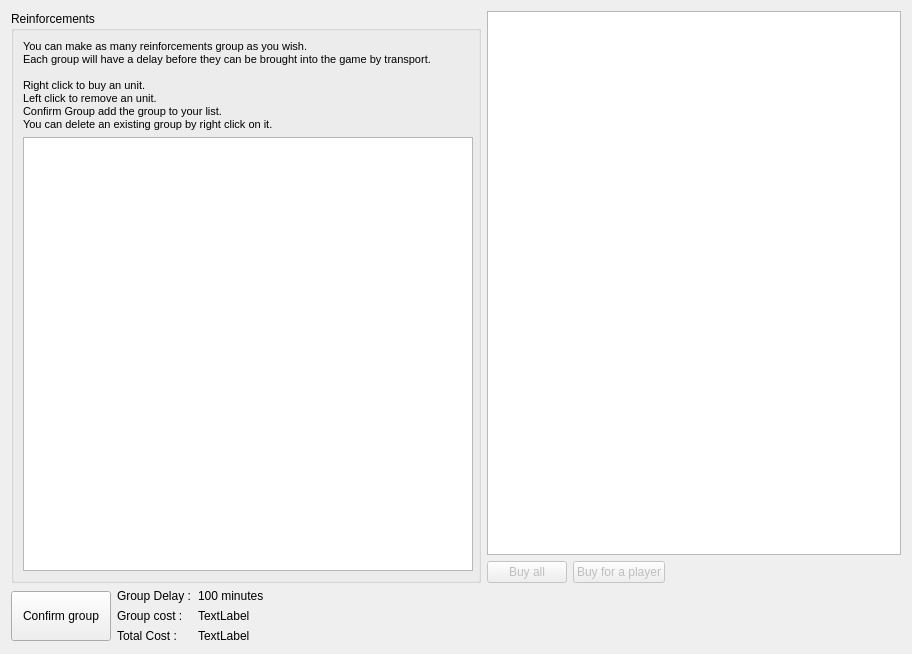
The window that src/_res/galacticwar/reinforcementItems.ui (FAForever/client) describes before a commit, drawn with Qt 5.
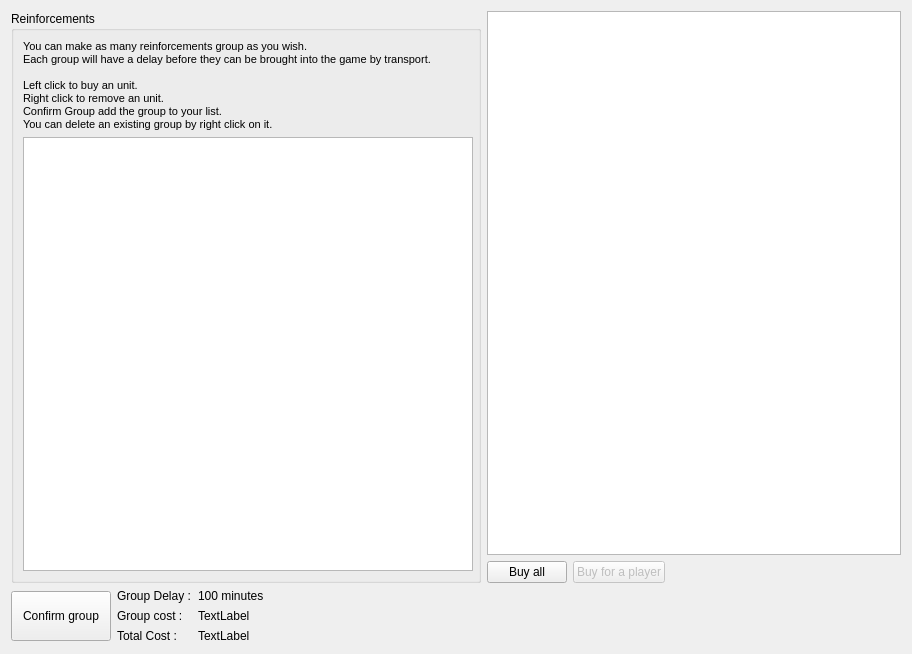
The same window after the commit.

Commit message: Handling reinforcements communication with server.

What changed in the file:
```diff
--- a/src/_res/galacticwar/reinforcementItems.ui
+++ b/src/_res/galacticwar/reinforcementItems.ui
@@ -42,8 +42,8 @@
 &lt;p align=&quot;justify&quot; style=&quot; margin-top:0px; margin-bottom:0px; margin-left:0px; margin-right:0px; -qt-block-indent:0; text-indent:0px;&quot;&gt;&lt;span style=&quot; font-size:8pt;&quot;&gt;You can make as many reinforcements group as you wish. &lt;/span&gt;&lt;/p&gt;
 &lt;p align=&quot;justify&quot; style=&quot; margin-top:0px; margin-bottom:0px; margin-left:0px; margin-right:0px; -qt-block-indent:0; text-indent:0px;&quot;&gt;&lt;span style=&quot; font-size:8pt;&quot;&gt;Each group will have a delay before they can be brought into the game by transport.&lt;/span&gt;&lt;/p&gt;
 &lt;p align=&quot;justify&quot; style=&quot;-qt-paragraph-type:empty; margin-top:0px; margin-bottom:0px; margin-left:0px; margin-right:0px; -qt-block-indent:0; text-indent:0px; font-size:8pt;&quot;&gt;&lt;/p&gt;
-&lt;p align=&quot;justify&quot; style=&quot; margin-top:0px; margin-bottom:0px; margin-left:0px; margin-right:0px; -qt-block-indent:0; text-indent:0px;&quot;&gt;&lt;span style=&quot; font-size:8pt;&quot;&gt;Right click to buy an unit.&lt;/span&gt;&lt;/p&gt;
-&lt;p align=&quot;justify&quot; style=&quot; margin-top:0px; margin-bottom:0px; margin-left:0px; margin-right:0px; -qt-block-indent:0; text-indent:0px;&quot;&gt;&lt;span style=&quot; font-size:8pt;&quot;&gt;Left click to remove an unit.&lt;/span&gt;&lt;/p&gt;
+&lt;p align=&quot;justify&quot; style=&quot; margin-top:0px; margin-bottom:0px; margin-left:0px; margin-right:0px; -qt-block-indent:0; text-indent:0px;&quot;&gt;&lt;span style=&quot; font-size:8pt;&quot;&gt;Left&lt;/span&gt;&lt;span style=&quot; font-size:8pt;&quot;&gt; click to buy an unit.&lt;/span&gt;&lt;/p&gt;
+&lt;p align=&quot;justify&quot; style=&quot; margin-top:0px; margin-bottom:0px; margin-left:0px; margin-right:0px; -qt-block-indent:0; text-indent:0px;&quot;&gt;&lt;span style=&quot; font-size:8pt;&quot;&gt;Right&lt;/span&gt;&lt;span style=&quot; font-size:8pt;&quot;&gt; click to remove an unit.&lt;/span&gt;&lt;/p&gt;
 &lt;p align=&quot;justify&quot; style=&quot; margin-top:0px; margin-bottom:0px; margin-left:0px; margin-right:0px; -qt-block-indent:0; text-indent:0px;&quot;&gt;&lt;span style=&quot; font-size:8pt;&quot;&gt;Confirm Group add the group to your list.&lt;/span&gt;&lt;/p&gt;
 &lt;p align=&quot;justify&quot; style=&quot; margin-top:0px; margin-bottom:0px; margin-left:0px; margin-right:0px; -qt-block-indent:0; text-indent:0px;&quot;&gt;&lt;span style=&quot; font-size:8pt;&quot;&gt;You can delete an existing group by right click on it.&lt;/span&gt;&lt;/p&gt;&lt;/body&gt;&lt;/html&gt;</string>
         </property>
@@ -112,7 +112,7 @@
      <item>
       <widget class="QPushButton" name="BuyButton">
        <property name="enabled">
-        <bool>false</bool>
+        <bool>true</bool>
        </property>
        <property name="text">
         <string>Buy all</string>
```
Left out of the diff: 4 changed lines with no effect on the pictures. The commit also changes 5 other files.
